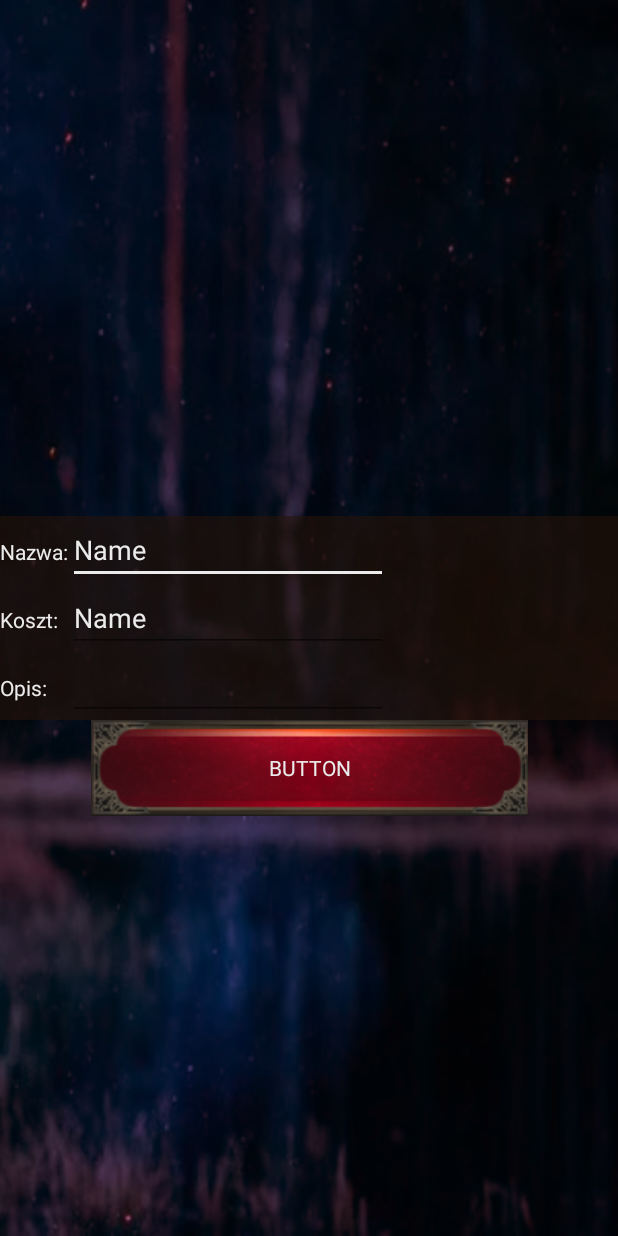
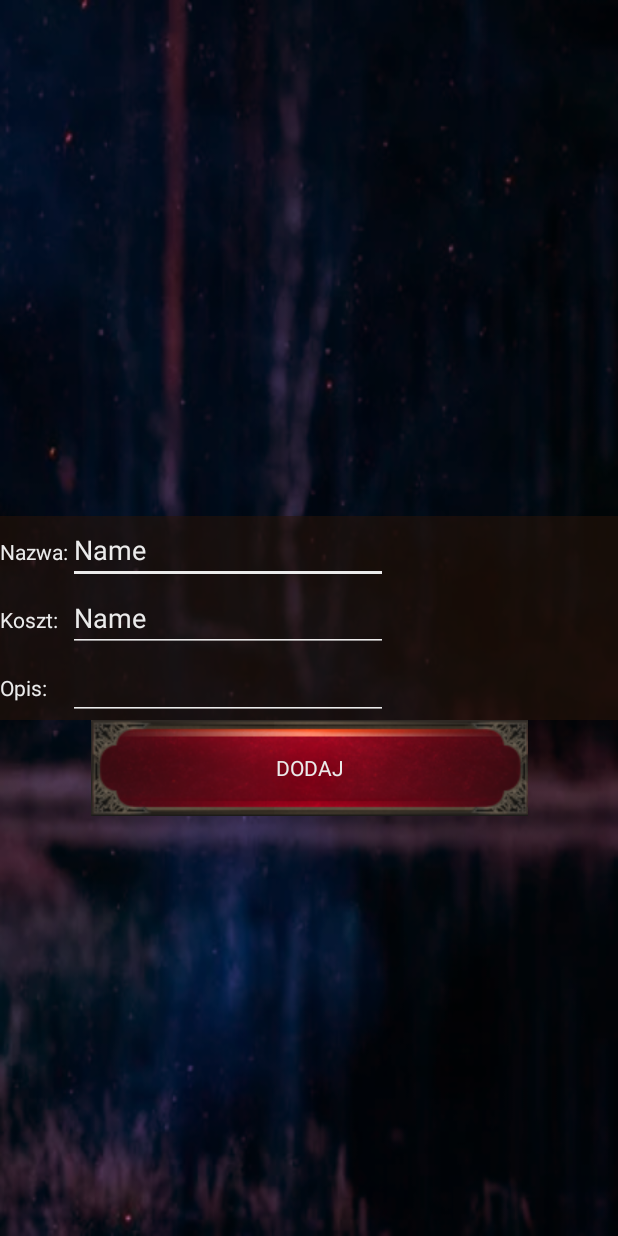
Before and after one commit to ajozefczak/Kuznia-Bohaterow-RPG-APP, an Android app: the DodajPrzedmiot screen opened directly, with no data from a screen before it, on a phone screen of 412 x 824 dp. Run offline under Robolectric (Android 15) with nearby library versions, the phone set to English and light mode, and no system bars; Roboto replaces fonts that are not available here.

Commit message:
v 0.3.11 suruwka v3 przyciski guziki i inne idki

```diff
--- a/app/src/main/res/layout/activity_dodaj_przedmiot.xml
+++ b/app/src/main/res/layout/activity_dodaj_przedmiot.xml
@@ -29,7 +29,7 @@
                 android:textColor="#ebebeb" />
 
             <EditText
-                android:id="@+id/editTextTextPersonName6"
+                android:id="@+id/NazwaPrzedmiotuInput"
                 android:layout_width="wrap_content"
                 android:layout_height="wrap_content"
                 android:backgroundTint="#ebebeb"
@@ -54,9 +54,10 @@
                 android:textColor="#ebebeb" />
 
             <EditText
-                android:id="@+id/editTextTextPersonName7"
+                android:id="@+id/KosztPrzedmiotuInput"
                 android:layout_width="wrap_content"
                 android:layout_height="wrap_content"
+                android:backgroundTint="#ebebeb"
                 android:ems="10"
                 android:fontFamily="@font/gabriela"
                 android:foregroundTint="#ebebeb"
@@ -78,9 +79,10 @@
                 android:textColor="#ebebeb" />
 
             <EditText
-                android:id="@+id/editTextTextMultiLine3"
+                android:id="@+id/OpisPrzedmiotuInput"
                 android:layout_width="wrap_content"
                 android:layout_height="wrap_content"
+                android:backgroundTint="#ebebeb"
                 android:ems="10"
                 android:fontFamily="@font/gabriela"
                 android:foregroundTint="#ebebeb"
@@ -99,12 +101,12 @@
         app:layout_constraintTop_toBottomOf="@+id/tableLayout2">
 
         <Button
-            android:id="@+id/button7"
+            android:id="@+id/DodajPrzedmiotButtonDodaj"
             android:layout_width="match_parent"
             android:layout_height="wrap_content"
             android:background="@drawable/przycisknaprzyciski"
             android:fontFamily="@font/gabriela"
-            android:text="Button"
+            android:text="Dodaj"
             android:textColor="#ebebeb" />
     </LinearLayout>
 </androidx.constraintlayout.widget.ConstraintLayout>
--- a/app/src/main/res/layout/activity_ekran_postaci.xml
+++ b/app/src/main/res/layout/activity_ekran_postaci.xml
@@ -413,7 +413,7 @@
                 android:textColor="#ebebeb" />
 
             <Button
-                android:id="@+id/EPButtonZaklęcia"
+                android:id="@+id/EPButtonZaklecia"
                 android:layout_width="wrap_content"
                 android:layout_height="wrap_content"
                 android:layout_weight="1"
--- a/app/src/main/res/layout/activity_historia_postaci.xml
+++ b/app/src/main/res/layout/activity_historia_postaci.xml
@@ -23,7 +23,7 @@
             android:textColor="#ebebeb" />
 
         <EditText
-            android:id="@+id/editTextTextMultiLine"
+            android:id="@+id/HistoriaEditTextTextMultiLineHistoria"
             android:layout_width="match_parent"
             android:layout_height="match_parent"
             android:layout_margin="5dp"
@@ -42,7 +42,7 @@
             android:orientation="horizontal">
 
             <Button
-                android:id="@+id/button"
+                android:id="@+id/HistoriaButtonCofnij"
                 android:layout_width="wrap_content"
                 android:layout_height="wrap_content"
                 android:layout_margin="10dp"
@@ -53,7 +53,7 @@
                 android:textColor="#ebebeb" />
 
             <Button
-                android:id="@+id/button3"
+                android:id="@+id/HistoriaButtonZapisz"
                 android:layout_width="wrap_content"
                 android:layout_height="wrap_content"
                 android:layout_margin="10dp"
--- a/app/src/main/res/layout/activity_notatki_gracza.xml
+++ b/app/src/main/res/layout/activity_notatki_gracza.xml
@@ -40,7 +40,7 @@
             android:orientation="horizontal">
 
             <Button
-                android:id="@+id/button4"
+                android:id="@+id/NotatkiButtonCofnij"
                 android:layout_width="wrap_content"
                 android:layout_height="wrap_content"
                 android:layout_margin="10dp"
@@ -51,7 +51,7 @@
                 android:textColor="#ebebeb" />
 
             <Button
-                android:id="@+id/button5"
+                android:id="@+id/NotatkiButtonZapisz"
                 android:layout_width="wrap_content"
                 android:layout_height="wrap_content"
                 android:layout_margin="10dp"
--- a/app/src/main/res/layout/activity_zaklecia.xml
+++ b/app/src/main/res/layout/activity_zaklecia.xml
@@ -13,6 +13,7 @@
         android:orientation="vertical">
 
         <androidx.recyclerview.widget.RecyclerView
+            android:id="@+id/zaklęciaList"
             android:layout_width="match_parent"
             android:layout_height="@android:dimen/dialog_min_width_minor"
             android:layout_margin="5dp"
@@ -25,7 +26,7 @@
             android:orientation="horizontal">
 
             <Button
-                android:id="@+id/Cofnij"
+                android:id="@+id/ZakleciaButtonCofnij"
                 android:layout_width="wrap_content"
                 android:layout_height="wrap_content"
                 android:layout_margin="10dp"
@@ -36,7 +37,7 @@
                 android:textColor="#ebebeb" />
 
             <Button
-                android:id="@+id/button2"
+                android:id="@+id/ZakleciaButtonDodajZaklecie"
                 android:layout_width="wrap_content"
                 android:layout_height="wrap_content"
                 android:layout_margin="10dp"
```
Also changed, not shown: app/src/main/java/com/example/kuznia_bohaterow_rpg_app/EkranPostaci.kt (+42 -0 lines), app/src/main/java/com/example/kuznia_bohaterow_rpg_app/Przedmioty.kt (+15 -0 lines), app/src/main/java/com/example/kuznia_bohaterow_rpg_app/Zaklecia.kt (+14 -0 lines), app/src/main/res/layout/activity_dodaj_zaklecie.xml (+5 -5 lines).
